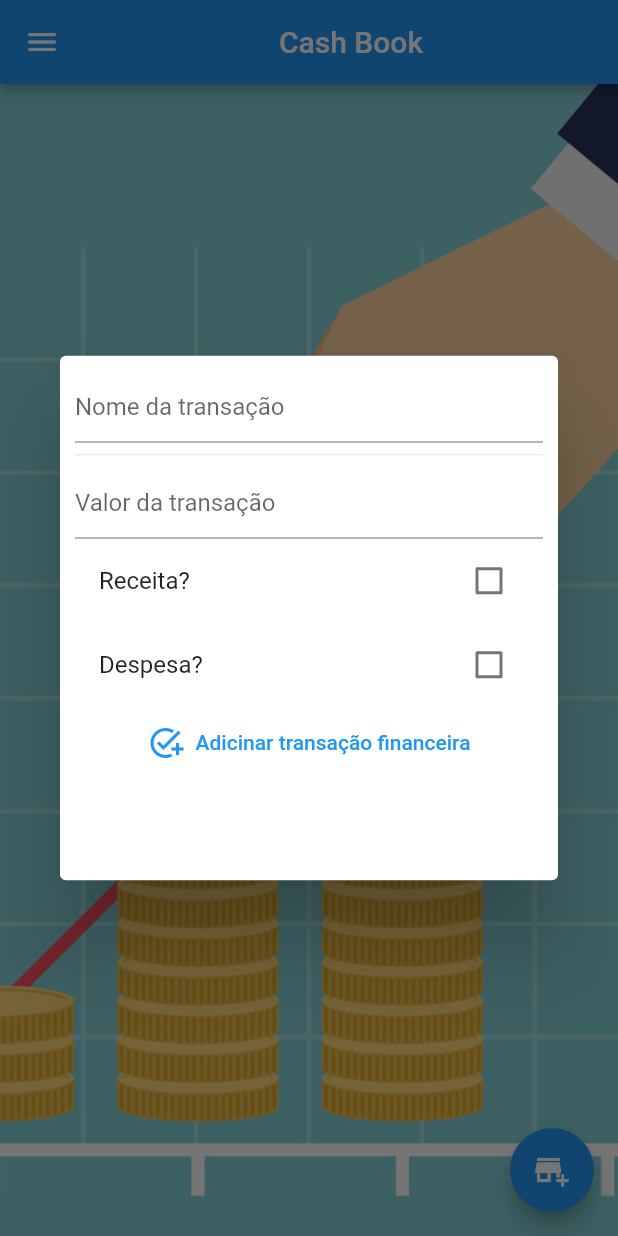
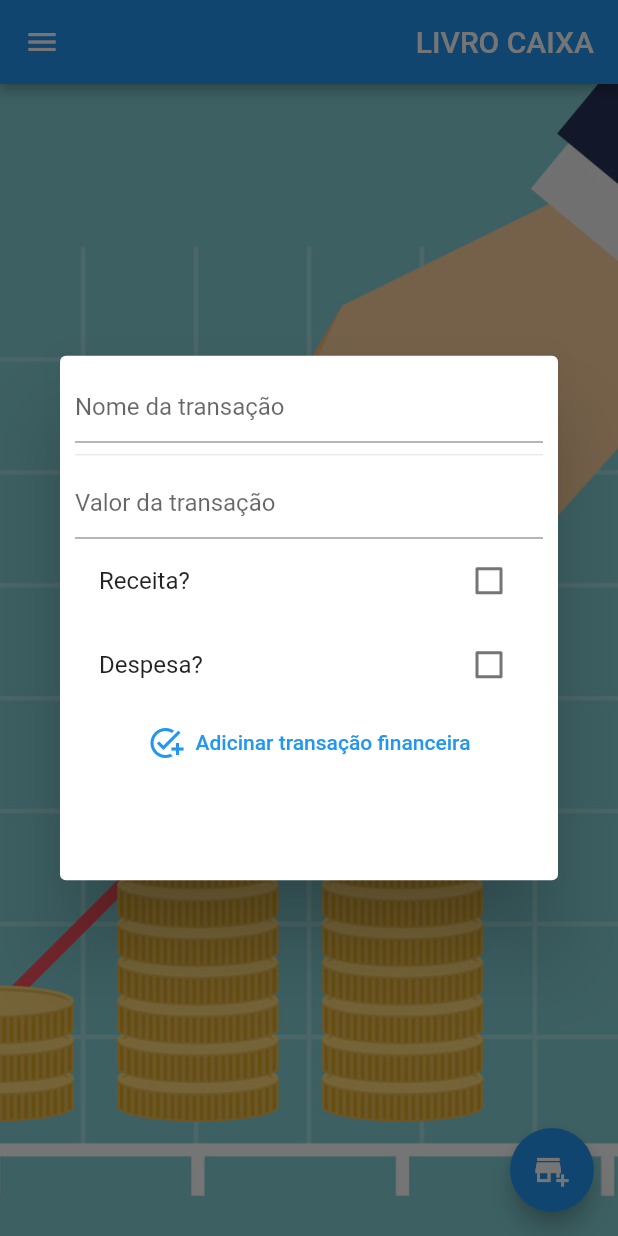
Before and after one commit to Everton10info/Caixa-Pessoal, a Flutter app: the MyDrawer widget shown alone on an empty page, opened directly, after a tap on "HOME", after a tap on the "add business" icon, on a phone screen of 412 x 824 dp. Run offline on Flutter 3.47's test engine with Material 2 defaults, Android fonts, the phone set to English and light mode, and no system bars; our stand-ins replace get.

Commit message:
atualização

```diff
--- a/lib/componets/dialogForm.dart
+++ b/lib/componets/dialogForm.dart
@@ -13,6 +13,7 @@ class DialogFrom extends StatelessWidget {
     TextEditingController controllerValue = TextEditingController();
     final listTrController = Get.find<ListTrController>();
     final transaction = Transaction();
+    transaction.typeTransaction = '';
 
     return Padding(
       padding: const EdgeInsets.all(10),
@@ -23,7 +24,7 @@ class DialogFrom extends StatelessWidget {
             children: [
               TextFormField(
                 inputFormatters: [
-        LengthLimitingTextInputFormatter(22),
+        LengthLimitingTextInputFormatter(28),
       ],
                 controller: controllerName,
                 decoration: InputDecoration(
@@ -33,6 +34,9 @@ class DialogFrom extends StatelessWidget {
               ),
               Divider(),
               TextFormField(
+                        inputFormatters: [
+        LengthLimitingTextInputFormatter(7),
+      ],
                 keyboardType: TextInputType.numberWithOptions(decimal: true),
                 controller: controllerValue,
                 decoration: InputDecoration(
@@ -70,11 +74,12 @@ class DialogFrom extends StatelessWidget {
               ),
               TextButton.icon(
                 onPressed: () async{
+
                   transaction.nameTransaction = controllerName.text;
                   transaction.value = double.parse(controllerValue.text);
-                  listTrController.transactionAll.add(transaction);
                   listTrController.buttonFunctionAdd(
                       transaction, transaction.value);
+                  listTrController.transactionAll.add(transaction);
 
                   await Get.to(() => ListTransactionsView());
                 },
--- a/lib/componets/myDrawer.dart
+++ b/lib/componets/myDrawer.dart
@@ -12,12 +12,15 @@ class MyDrawer extends StatelessWidget {
   Widget build(BuildContext context) {
     return Drawer(
       elevation: 2,
+      child: Container(
+        color: Colors.blueGrey[300],
         child: ListView(
           padding: EdgeInsets.all(9),
           children: [
             ListTile(
               selectedTileColor: Colors.blueGrey,
-            title: Text('Listas'),
+              title: Text('Listas', style: TextStyle(color: Colors.white, fontSize: 17,
+                                  fontWeight: FontWeight.w700 ),),
               onTap: () {
                 Get.to(
                   () => ListTransactionsView(),
@@ -26,7 +29,8 @@ class MyDrawer extends StatelessWidget {
             ),
             ListTile(
               selectedTileColor: Colors.blueGrey,
-            title: Text('Listas de Entradas'),
+              title: Text('Listas de Entradas',style: TextStyle(color: Colors.white, fontSize: 17,
+                                  fontWeight: FontWeight.w700 ),),
               onTap: () {
                 Get.to(
                   () => ListTransactionsInput(),
@@ -35,7 +39,8 @@ class MyDrawer extends StatelessWidget {
             ),
             ListTile(
               selectedTileColor: Colors.blueGrey,
-            title: Text('Listas de Despesas'),
+              title: Text('Listas de Despesas',style: TextStyle(color: Colors.white, fontSize: 17,
+                                  fontWeight: FontWeight.w700 ),),
               onTap: () {
                 Get.to(
                   () => ListTransactionsOutputs(),
@@ -44,7 +49,8 @@ class MyDrawer extends StatelessWidget {
             ),
             ListTile(
               selectedTileColor: Colors.blueGrey,
-            title: Text('HOME'),
+              title: Text('HOME',style: TextStyle(color: Colors.white, fontSize: 17,
+                                  fontWeight: FontWeight.w700 ),),
               onTap: () {
                 Get.back();
                 Get.to(
@@ -54,6 +60,7 @@ class MyDrawer extends StatelessWidget {
             ),
           ],
         ),
+      ),
     );
   }
 }
--- a/lib/views/home.dart
+++ b/lib/views/home.dart
@@ -15,13 +15,17 @@ class MyHome extends StatelessWidget {
     return Scaffold(
       appBar: AppBar(
         elevation: 3,
-        title: Center(
-          child: Text(
-            "Cash Book",
-          ),
+        title: Container(
+          child: Row(
+              mainAxisAlignment: MainAxisAlignment.end,
+            children:[ Text("LIVRO CAIXA",
+            style:TextStyle(),
+
+            ),
+            ]),
         ),
       ),
-      backgroundColor: Colors.blueGrey[100],
+      backgroundColor: Colors.blueGrey[400],
       body: Container(
         decoration: BoxDecoration(
           image: DecorationImage(
```
Also changed, not shown: lib/views/list_transaction_all.dart (+48 -36 lines), lib/views/list_transactions_input.dart (+65 -22 lines), lib/views/list_transactions_output.dart (+67 -22 lines). Lines whose indentation alone changed are shown as unchanged.
